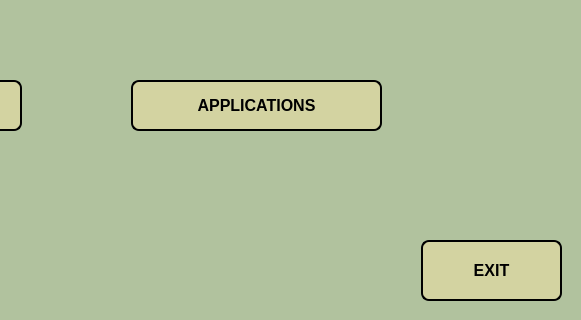
This is UIs/pre_adminmenu.ui in werhereitacademy/Python-Module-Week7 as Qt 5 draws it before an edit; both pictures show x 419 to 1000 and y 280 to 600 of the 1000 by 600 pixel window. The edited form follows.
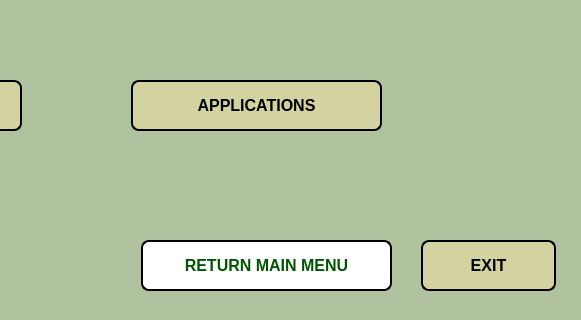
This is the edited form.

What changed in the file:
```diff
--- a/UIs/pre_adminmenu.ui
+++ b/UIs/pre_adminmenu.ui
@@ -179,8 +179,8 @@
     <rect>
      <x>840</x>
      <y>520</y>
-     <width>141</width>
-     <height>61</height>
+     <width>135</width>
+     <height>51</height>
     </rect>
    </property>
    <property name="autoFillBackground">
@@ -231,6 +231,39 @@
     <set>Qt::AlignCenter</set>
    </property>
   </widget>
+  <widget class="QPushButton" name="pushButton_main">
+   <property name="geometry">
+    <rect>
+     <x>560</x>
+     <y>520</y>
+     <width>251</width>
+     <height>51</height>
+    </rect>
+   </property>
+   <property name="styleSheet">
+    <string notr="true">
+QPushButton {
+    font-size: 16px;
+    font-weight: bold;
+    font-family: Arial;
+	color: rgb(0, 85, 0);
+	background-color: rgb(255, 255, 255);
+    border-radius: 8px; /* Köşe yuvarlama */
+    padding: 8px; /* Küçük padding */
+    border: 2px solid black; /* İnce siyah çerçeve */
+    
+}
+
+QPushButton:hover {
+    background-color: #b0b072; /* Hover durumunda daha koyu sarımsı gri */
+    /* Hover durumunda gölgeyi değiştirmek için */
+
+}</string>
+   </property>
+   <property name="text">
+    <string>RETURN MAIN MENU</string>
+   </property>
+  </widget>
  </widget>
  <resources/>
  <connections/>
```
